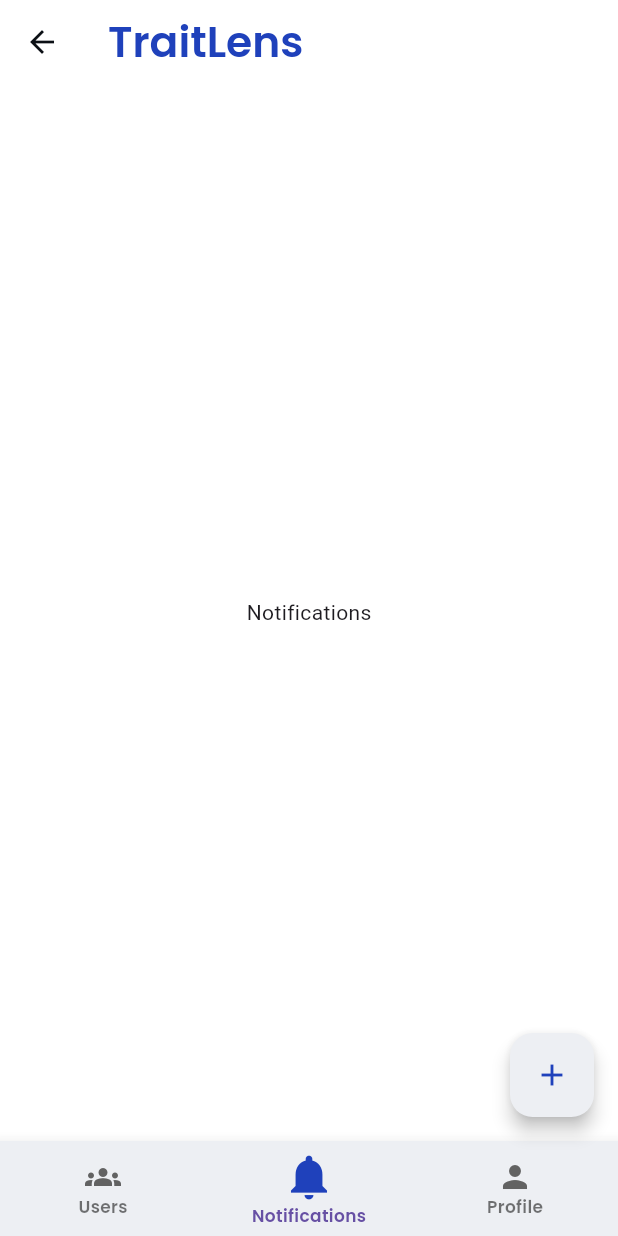
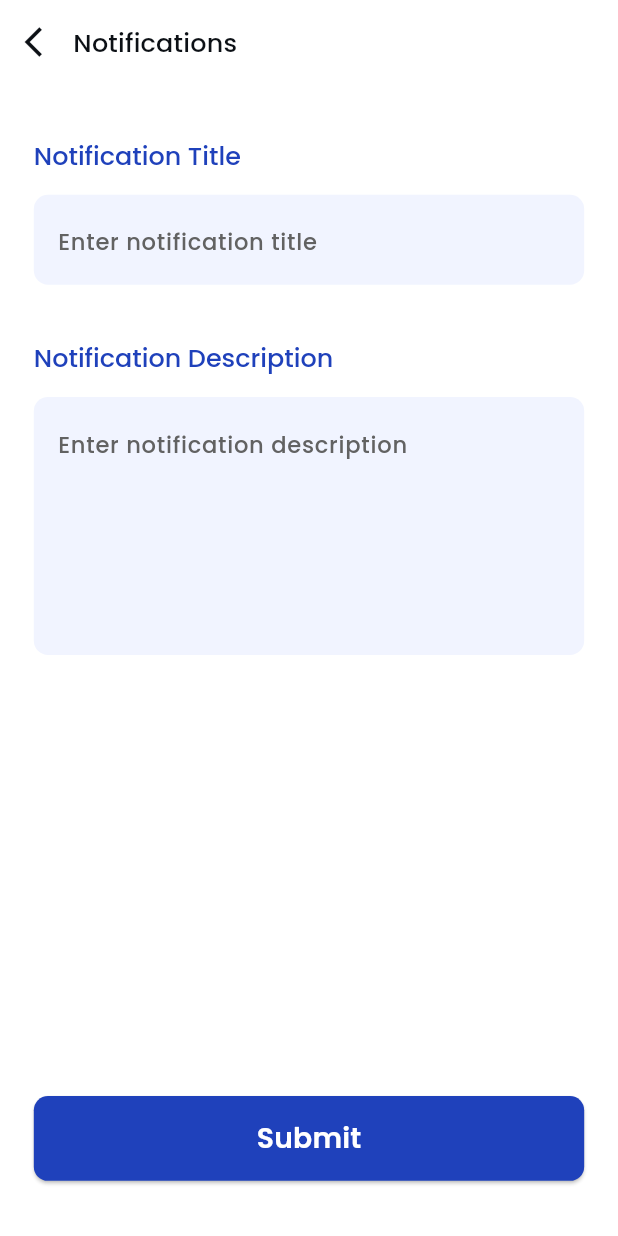
Before and after one commit to MuhamedUssama/TraitLens-Admin, a Flutter app: the HomeScreen screen opened by its route, item 2 of the bottom bar chosen, after a tap on the "add" icon, on a phone screen of 412 x 824 dp. Run offline on Flutter 3.47's test engine with Material 3 defaults, Android fonts, the phone set to English and light mode, and no system bars; our stand-ins replace cached_network_image, cloud_firestore, connectivity_plus, dartz, device_info_plus, equatable and 16 more; accounts and stored records are empty; generated files the repository leaves out were written again; project files that could hold a hidden picture were left out.

Commit message:
Implemented add notifications screen ui

```diff
--- a/lib/core/l10n/app_ar.arb
+++ b/lib/core/l10n/app_ar.arb
@@ -52,5 +52,9 @@
   "chooseOption": "اختر",
   "traitLengs": "TraitsLens",
   "search": "بحث",
-  "moreDetails": "المزيد من التفاصيل"
+  "moreDetails": "المزيد من التفاصيل",
+  "notificationTitle": "عنوان الإشعار",
+  "notificationTitleHint": "أدخل عنوان الإشعار",
+  "notificationDescriptionHint": "أدخل وصف الإشعار",
+  "notifcationDescription": "وصف الإشعار"
 }
--- a/lib/core/l10n/app_en.arb
+++ b/lib/core/l10n/app_en.arb
@@ -52,5 +52,9 @@
   "chooseOption": "Choose option",
   "traitLengs": "TraitsLens",
   "search": "Search",
-  "moreDetails": "more details"
+  "moreDetails": "more details",
+  "notificationTitle": "Notification Title",
+  "notificationTitleHint": "Enter notification title",
+  "notificationDescriptionHint": "Enter notification description",
+  "notifcationDescription": "Notification Description"
 }
--- a/lib/core/widgets/custom_text_form_field.dart
+++ b/lib/core/widgets/custom_text_form_field.dart
@@ -14,6 +14,7 @@ class CustomTextFormField extends StatelessWidget {
   final TextInputType keyboardType;
   final TextInputAction textInputAction;
   final bool? filled;
+  final int? maxLines;
 
   const CustomTextFormField({
     super.key,
@@ -28,6 +29,7 @@ class CustomTextFormField extends StatelessWidget {
     this.initialValue,
     this.prefixIcon,
     this.filled,
+    this.maxLines,
   });
 
   @override
@@ -40,6 +42,7 @@ class CustomTextFormField extends StatelessWidget {
       keyboardType: keyboardType,
       obscureText: obscureText,
       validator: validator,
+      maxLines: maxLines,
       decoration: InputDecoration(
         filled: filled,
         labelText: labelText,
--- a/lib/features/home/widgets/custom_floating_action_button.dart
+++ b/lib/features/home/widgets/custom_floating_action_button.dart
@@ -1,10 +1,16 @@
 import 'package:flutter/material.dart';
+import 'package:trait_lens_admin/features/tabs/notifications/view/ui/add_notifications_screen.dart';
 
 class CustomFloatingActionButton extends StatelessWidget {
   const CustomFloatingActionButton({super.key});
 
   @override
   Widget build(BuildContext context) {
-    return FloatingActionButton(onPressed: () {}, child: Icon(Icons.add));
+    return FloatingActionButton(
+      onPressed: () {
+        Navigator.pushNamed(context, AddNotificationsScreen.routeName);
+      },
+      child: Icon(Icons.add),
+    );
   }
 }
--- /dev/null
+++ b/lib/features/tabs/notifications/view/ui/add_notifications_screen.dart
@@ -0,0 +1,32 @@
+import 'package:flutter/material.dart';
+import 'package:flutter_screenutil/flutter_screenutil.dart';
+import 'package:trait_lens_admin/core/widgets/custom_elevated_button.dart';
+import 'package:flutter_gen/gen_l10n/app_localizations.dart';
+
+import 'package:trait_lens_admin/features/tabs/notifications/view/widgets/add_notifications_app_bar_widget.dart';
+import 'package:trait_lens_admin/features/tabs/notifications/view/widgets/custom_notifications_form.dart';
+
+class AddNotificationsScreen extends StatelessWidget {
+  static const String routeName = '/add-notifications-screen';
+  const AddNotificationsScreen({super.key});
+
+  @override
+  Widget build(BuildContext context) {
+    AppLocalizations locale = AppLocalizations.of(context)!;
+    return Scaffold(
+      appBar: AddNotificationsAppBarWidget(),
+      body: Padding(
+        padding: EdgeInsets.symmetric(horizontal: 22.w),
+        child: Column(
+          children: [
+            Spacer(flex: 1),
+            CustomNotificationsForm(),
+            Spacer(flex: 8),
+            CustomElevatedButton(onPressed: () {}, title: locale.submit),
+            Spacer(flex: 1),
+          ],
+        ),
+      ),
+    );
+  }
+}
--- /dev/null
+++ b/lib/features/tabs/notifications/view/widgets/add_notifications_app_bar_widget.dart
@@ -0,0 +1,29 @@
+import 'package:flutter/material.dart';
+import 'package:flutter_screenutil/flutter_screenutil.dart';
+import 'package:trait_lens_admin/core/theme/app_theme.dart';
+
+class AddNotificationsAppBarWidget extends StatelessWidget
+    implements PreferredSizeWidget {
+  const AddNotificationsAppBarWidget({super.key});
+
+  @override
+  Widget build(BuildContext context) {
+    return AppBar(
+      leading: IconButton(
+        icon: const Icon(Icons.arrow_back_ios, color: AppTheme.black),
+        padding: EdgeInsets.symmetric(horizontal: 16.w),
+        onPressed: () => Navigator.of(context).pop(),
+      ),
+      leadingWidth: 32.w,
+      title: const Text('Notifications'),
+      titleTextStyle: Theme.of(context).textTheme.titleMedium?.copyWith(
+        fontWeight: FontWeight.w500,
+        fontSize: 18.sp,
+        color: AppTheme.black,
+      ),
+    );
+  }
+
+  @override
+  Size get preferredSize => Size.fromHeight(kToolbarHeight);
+}
--- /dev/null
+++ b/lib/features/tabs/notifications/view/widgets/custom_notifications_form.dart
@@ -0,0 +1,48 @@
+import 'package:flutter/material.dart';
+import 'package:flutter_gen/gen_l10n/app_localizations.dart';
+import 'package:flutter_screenutil/flutter_screenutil.dart';
+import 'package:trait_lens_admin/core/widgets/custom_text_form_field.dart';
+
+class CustomNotificationsForm extends StatelessWidget {
+  const CustomNotificationsForm({super.key});
+
+  @override
+  Widget build(BuildContext context) {
+    AppLocalizations locale = AppLocalizations.of(context)!;
+
+    return Form(
+      child: Column(
+        spacing: 16.h,
+        crossAxisAlignment: CrossAxisAlignment.start,
+        children: [
+          Text(
+            locale.notificationTitle,
+            style: Theme.of(
+              context,
+            ).textTheme.titleLarge?.copyWith(fontWeight: FontWeight.w500),
+          ),
+          CustomTextFormField(
+            controller: TextEditingController(),
+            hintText: locale.notificationTitleHint,
+            textInputAction: TextInputAction.next,
+            keyboardType: TextInputType.text,
+          ),
+          SizedBox(height: 8.h),
+          Text(
+            locale.notifcationDescription,
+            style: Theme.of(
+              context,
+            ).textTheme.titleLarge?.copyWith(fontWeight: FontWeight.w500),
+          ),
+          CustomTextFormField(
+            maxLines: 5,
+            controller: TextEditingController(),
+            hintText: locale.notificationDescriptionHint,
+            textInputAction: TextInputAction.next,
+            keyboardType: TextInputType.text,
+          ),
+        ],
+      ),
+    );
+  }
+}
--- a/lib/trait_lens_admin_app.dart
+++ b/lib/trait_lens_admin_app.dart
@@ -7,6 +7,7 @@ import 'package:trait_lens_admin/core/theme/app_theme.dart';
 import 'package:trait_lens_admin/features/auth/view/ui/forget_password_screen.dart';
 import 'package:trait_lens_admin/features/auth/view/ui/sign_in_screen.dart';
 import 'package:trait_lens_admin/features/home/home_screen.dart';
+import 'package:trait_lens_admin/features/tabs/notifications/view/ui/add_notifications_screen.dart';
 import 'package:trait_lens_admin/features/tabs/users/view/ui/user_details_screen.dart';
 
 class TraitLensAdmin extends StatelessWidget {
@@ -36,6 +37,7 @@ class TraitLensAdmin extends StatelessWidget {
             ForgetPasswordScreen.routeName: (_) => ForgetPasswordScreen(),
             HomeScreen.routeName: (_) => HomeScreen(),
             UserDetailsScreen.routeName: (_) => UserDetailsScreen(),
+            AddNotificationsScreen.routeName: (_) => AddNotificationsScreen(),
           },
           initialRoute: _getInitialRoute(),
         );
```
